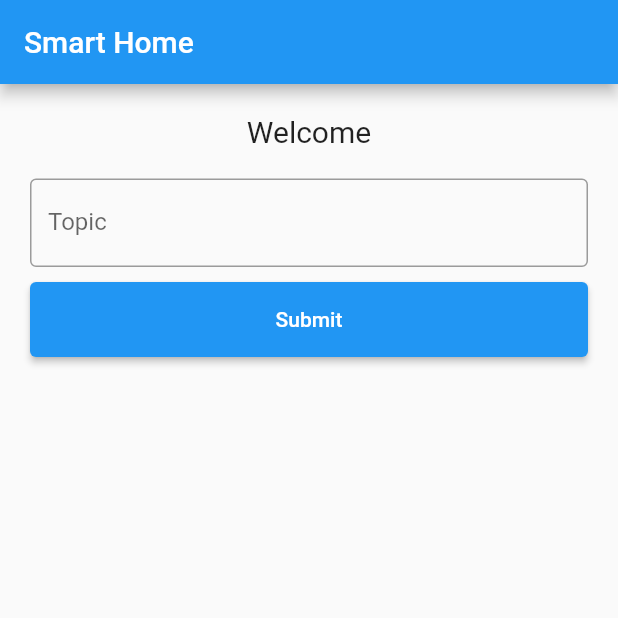
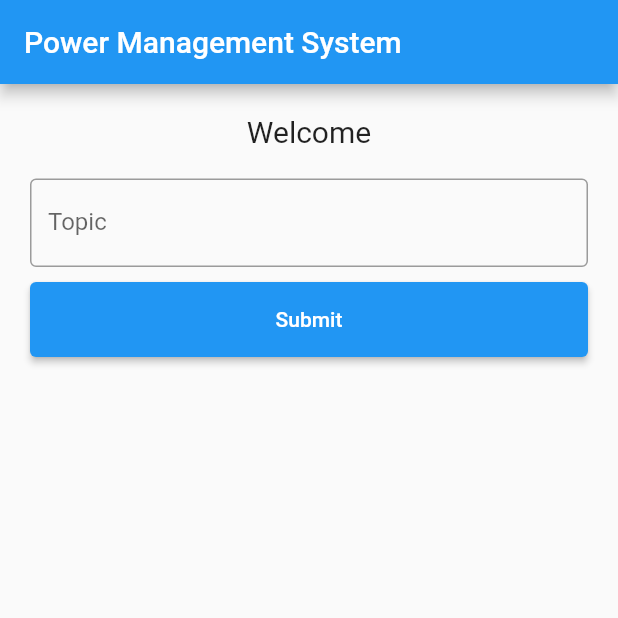
Before and after one commit to AmanyBahaaEldin/Flutter-App-for-IoT-Application, a Flutter app: the screen it shows after launch, on a phone screen of 412 x 824 dp, the top half of it. Run offline on Flutter 3.47's test engine with Material 2 defaults, Android fonts, the phone set to English and light mode, and no system bars; our stand-ins replace vibration; missing offline and left inert: mqtt_client, torch_light; key blocks and very long unbroken strings in the code were emptied for the run.

Commit message:
Update login.dart

```diff
--- a/lib/login.dart
+++ b/lib/login.dart
@@ -8,7 +8,7 @@ class Login extends StatelessWidget {
 
   const Login({Key? key}) : super(key: key);
 
-  static const String _title = 'Smart Home';
+  static const String _title = 'Power Management System';
 
   @override
   Widget build(BuildContext context) {
```
